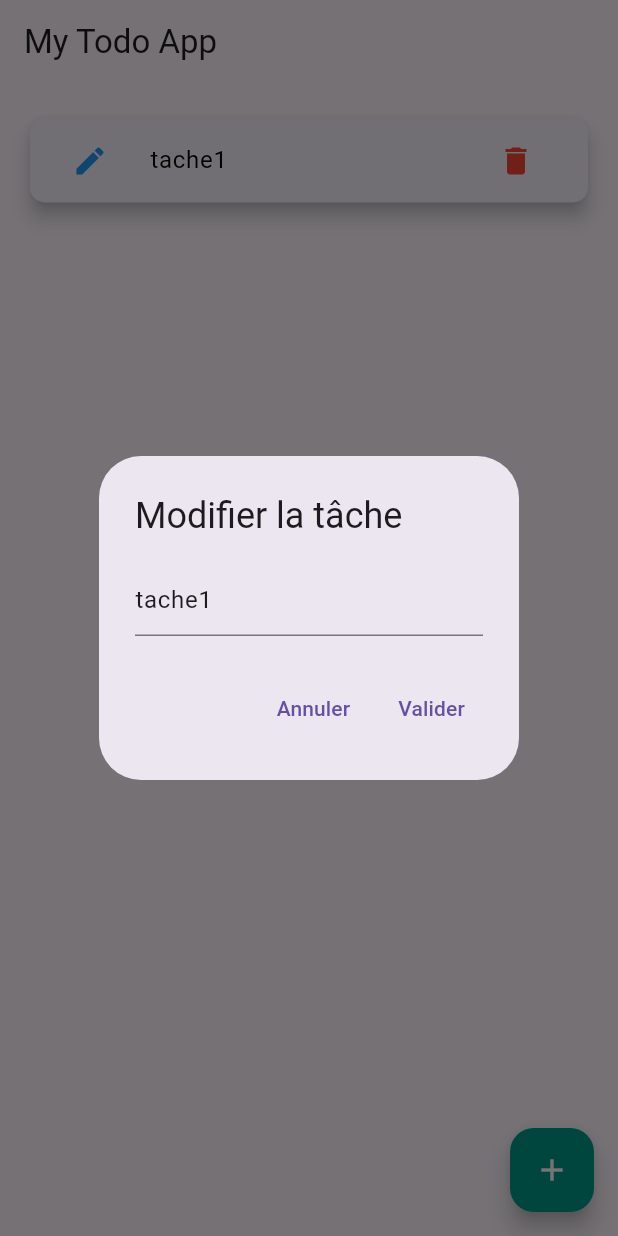
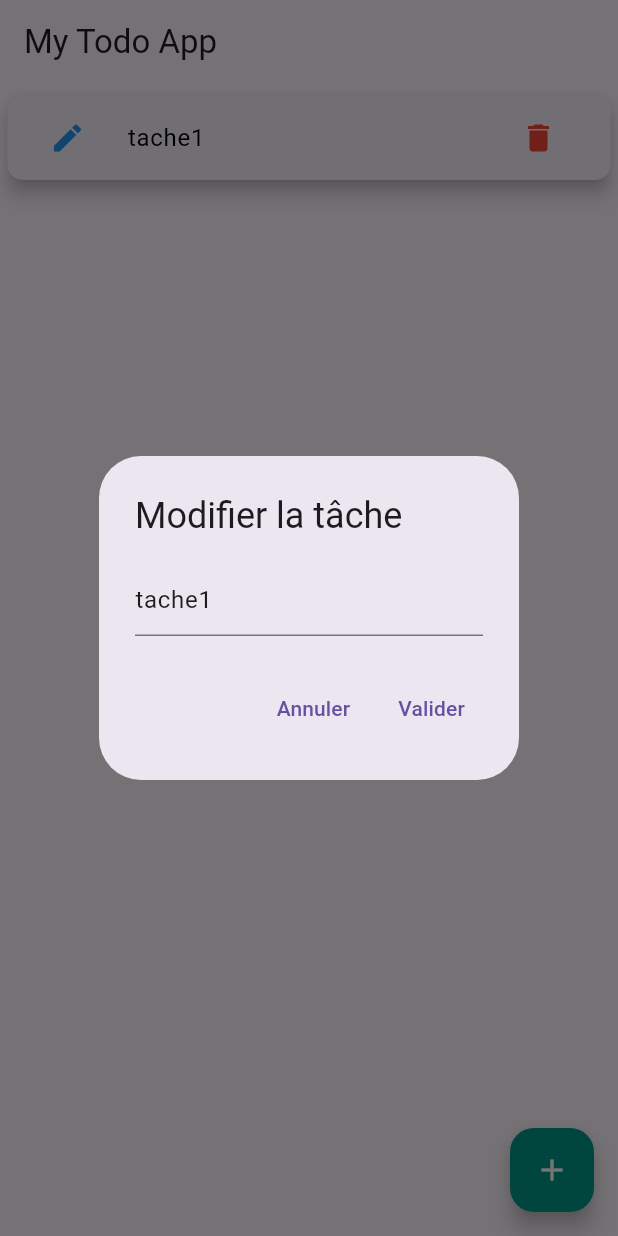
Before and after one commit to othmane42/todo_flutter_app, a Flutter app: the screen it shows after launch, after a tap on the "edit" icon, on a phone screen of 412 x 824 dp. Run offline on Flutter 3.47's test engine with Material 3 defaults, Android fonts, the phone set to English and light mode, and no system bars; our stand-ins replace sqflite; accounts and stored records are empty.

Commit message:
home_page simplified

```diff
--- a/lib/main.dart
+++ b/lib/main.dart
@@ -1,10 +1,6 @@
 
 import 'package:flutter/material.dart';
-import 'dart:async';
-import 'package:todo/models/item.dart';
-import 'package:todo/services/databaseClient.dart';
 import 'package:todo/screens/home_page.dart';
-
 
 
 void main() {
--- a/lib/screens/home_page.dart
+++ b/lib/screens/home_page.dart
@@ -36,10 +36,8 @@ class _MyHomePageState extends State<MyHomePage> {
       appBar: AppBar(
         title: Text(widget.title),
       ),
-      body: Padding(
-        padding: EdgeInsets.all(pad),
-        child: items.isEmpty
-            ? const Center(
+      body: items.isEmpty
+          ?  Center(
         child: Text(
           "Aucune tâche enregistrée dans votre liste",
           style: TextStyle(fontSize: 20.0),
@@ -72,7 +70,6 @@ class _MyHomePageState extends State<MyHomePage> {
           );
         },
       ),
-      ),
       floatingActionButton: FloatingActionButton(
         onPressed: () => ajouter(),
         tooltip: 'Ajouter une tâche',
--- a/lib/services/databaseClient.dart
+++ b/lib/services/databaseClient.dart
@@ -22,7 +22,7 @@ class DatabaseClient {
 
   Future _onCreate(Database db, int version) async {
     await db.execute(
-        "CREATE TABLE IF NOT EXISTS item (id INTEGER PRIMARY KEY, nom TEXT)");
+        "CREATE TABLE IF NOT EXISTS item (id INTEGER PRIMARY KEY AUTOINCREMENT, nom TEXT)");
     print("database created!");
     await db.insert("item", {'nom': 'tache1'});
   }
--- a/pubspec.yaml
+++ b/pubspec.yaml
@@ -29,13 +29,15 @@ environment:
 dependencies:
   flutter:
     sdk: flutter
+  sqflite: ^2.0.2+1
+  path_provider: ^2.0.10
 
 
   # The following adds the Cupertino Icons font to your application.
   # Use with the CupertinoIcons class for iOS style icons.
   cupertino_icons: ^1.0.2
-  path_provider: ^2.0.10
-  sqflite: ^2.0.2+1
+
+
 
   path: any
 dev_dependencies:
```
Lines whose indentation alone changed are shown as unchanged.
